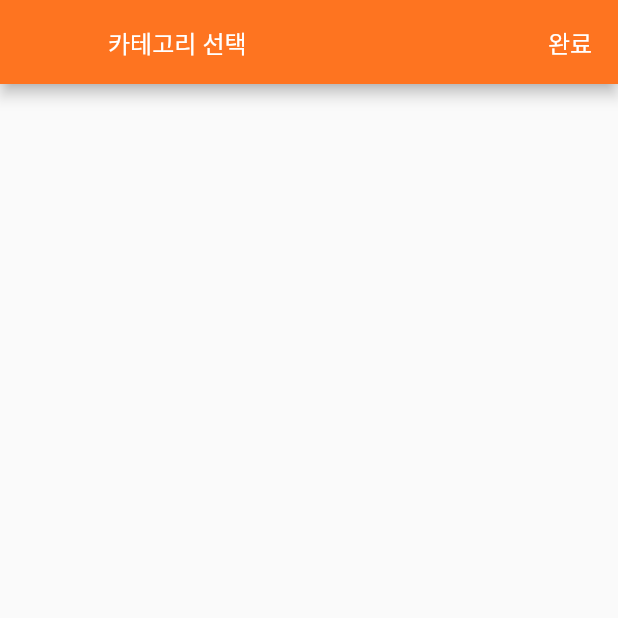
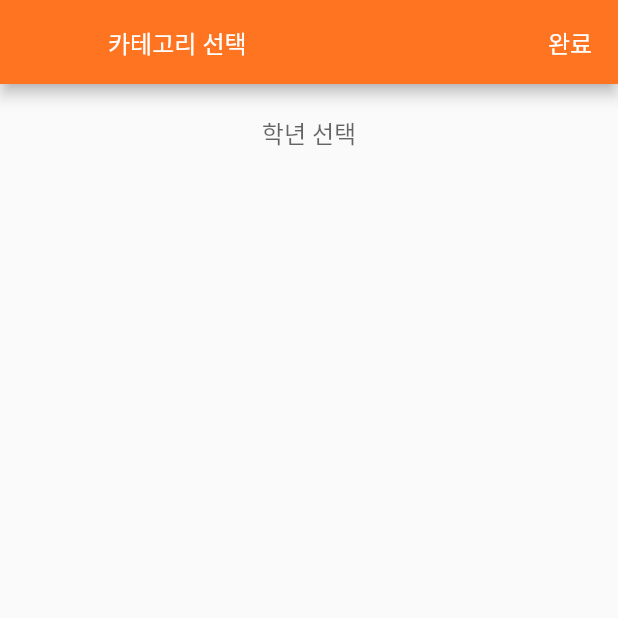
Before and after one commit to StudyingTimer/Flutter-StudyingTimer, a Flutter app: the Category screen opened directly, on a phone screen of 412 x 824 dp, the top half of it. Run offline on Flutter 3.47's test engine with Material 2 defaults, Android fonts, the light colour scheme and no system bars; our stand-ins replace flutter_screenutil.

Commit message:
[ADD] text

```diff
--- a/studying_timer/lib/signup/category.dart
+++ b/studying_timer/lib/signup/category.dart
@@ -1,3 +1,5 @@
+import 'dart:ui';
+
 import 'package:flutter/material.dart';
 import 'package:studying_timer/common/common.dart';
 import 'package:flutter_screenutil/flutter_screenutil.dart';
@@ -33,6 +35,22 @@ class _CategoryState extends State<Category> {
                   )))
         ],
       ),
+      body: Center(
+        child: Column(
+          children: [
+            Padding(
+              padding: EdgeInsets.only(top: 20.h),
+              child: Text(
+                "학년 선택",
+                style: TextStyle(
+                  color: Colors.black.withOpacity(0.6),
+                  fontSize: 14.sp,
+                ),
+              ),
+            )
+          ],
+        ),
+      ),
     );
   }
 }
```
